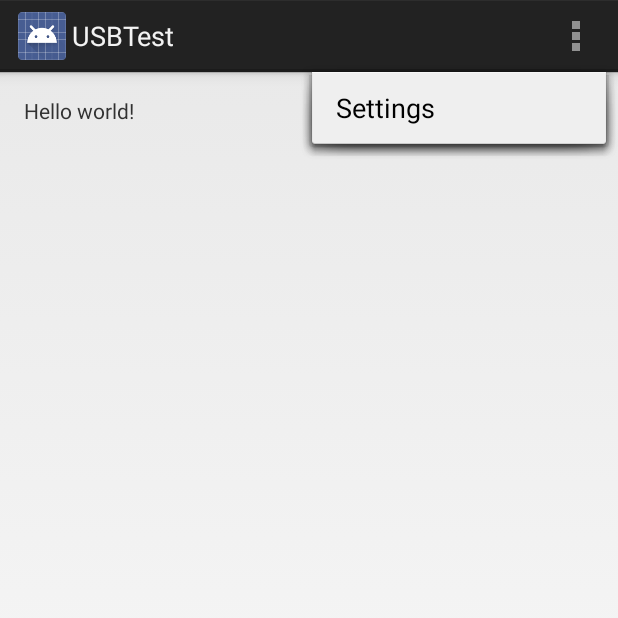
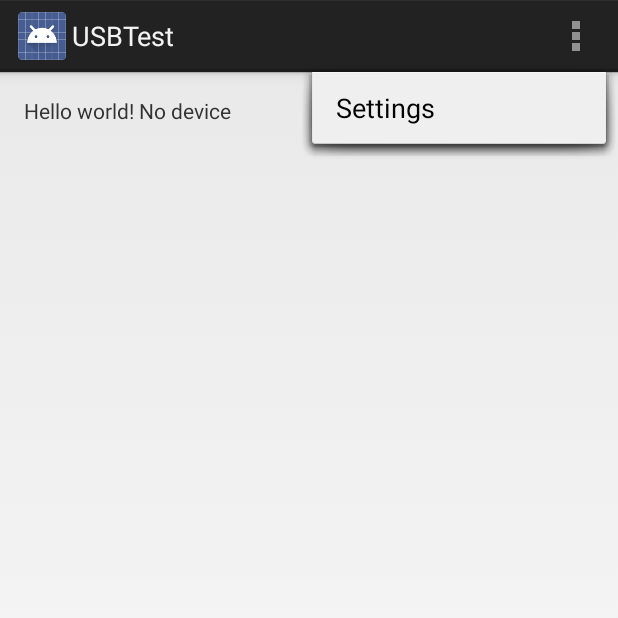
Before and after one commit to sandos/HantekDroid, an Android app: the screen it shows after launch (MainActivity), with the options menu open, on a phone screen of 412 x 824 dp, the top half of it. Run offline under Robolectric (Android 15) with nearby library versions, the phone set to English and light mode, and no system bars.

Commit message:
use new vendor id

```diff
--- a/app/src/main/java/com/example/john/usbtest/MainActivity.java
+++ b/app/src/main/java/com/example/john/usbtest/MainActivity.java
@@ -11,6 +11,7 @@ import android.os.Bundle;
 import android.view.Menu;
 import android.view.MenuItem;
 import android.util.*;
+import android.widget.TextView;
 import android.widget.Toast;
 
 
@@ -21,24 +22,31 @@ public class MainActivity extends Activity {
         super.onCreate(savedInstanceState);
         setContentView(R.layout.activity_main);
 
+        TextView hello = (TextView) findViewById(R.id.Hello);
 
         UsbDevice device = (UsbDevice) getIntent().getParcelableExtra(UsbManager.EXTRA_DEVICE);
-		if(device==null) return;
-		Log.e("majs","usb " + device.getDeviceName() + "|" + device.getProductId()+ "|" + device.getVendorId());
+		if(device==null) {
+            Log.e("majs", "Returned due to null device");
+            hello.setText(hello.getText() + " No device");
+            return;
+        }
+        hello.setText("" + device.getVendorId());
+        if(device.getVendorId() == 0x4b4) {
+            Log.e("majs", "usb " + device.getDeviceName() + "|" + device.getProductId() + "|" + device.getVendorId());
             UsbInterface uif = device.getInterface(1);
             UsbEndpoint endpoint = uif.getEndpoint(0);
             UsbManager manager = (UsbManager) getSystemService(Context.USB_SERVICE);
             UsbDeviceConnection connection = manager.openDevice(device);
-		if(connection==null)return;
+            if (connection == null) return;
             connection.claimInterface(uif, true);
 
             int index = 0;
-        for(int i=0; i<458; i++) {
-            int size = FW.HT6022_Firmware[index] + ((FW.HT6022_Firmware[index+1])<<8);
-            int value = FW.HT6022_Firmware[index+2] + ((FW.HT6022_Firmware[index+3])<<8);
+            for (int i = 0; i < 458; i++) {
+                int size = FW.HT6022_Firmware[index] + ((FW.HT6022_Firmware[index + 1]) << 8);
+                int value = FW.HT6022_Firmware[index + 2] + ((FW.HT6022_Firmware[index + 3]) << 8);
                 byte tmp[] = new byte[size];
-			for(int j=0; j<size; j++) {
-				tmp[j] = (byte)(FW.HT6022_Firmware[j+index+4] & 0xff);
+                for (int j = 0; j < size; j++) {
+                    tmp[j] = (byte) (FW.HT6022_Firmware[j + index + 4] & 0xff);
                     Log.e("majs", "" + tmp[j]);
                 }
                 int res = connection.controlTransfer(
@@ -49,20 +57,25 @@ public class MainActivity extends Activity {
                         tmp,
                         size,
                         3000);
-            if(res != size ){
+                if (res != size) {
                     Log.e("majs", "Did not transfer all of " + size + " just " + res);
-                if(res < 0) {
+                    if (res < 0) {
                         Log.e("majs", "ERROR");
                     }
                 }
-			index += size+4;
+                index += size + 4;
 
             }
             Toast toast = Toast.makeText(getApplicationContext(), "Did FW init", Toast.LENGTH_LONG);
             toast.show();
-		Log.e("majs","usb " + endpoint.getMaxPacketSize());
+            hello.setText(hello.getText() + " Firmware done");
+            Log.e("majs", "usb " + endpoint.getMaxPacketSize());
             connection.releaseInterface(uif);
             connection.close();
+        } else if(device.getVendorId() == 0x4b5) {
+            Log.e("majs", "GOT NEWLY INITED DEVICE: ");
+
+        }
 
 
     }
--- a/app/src/main/res/layout/activity_main.xml
+++ b/app/src/main/res/layout/activity_main.xml
@@ -6,6 +6,7 @@
     android:paddingBottom="@dimen/activity_vertical_margin" tools:context=".MainActivity">
 
     <TextView android:text="@string/hello_world" android:layout_width="wrap_content"
-        android:layout_height="wrap_content" />
+        android:layout_height="wrap_content"
+        android:id="@+id/Hello" />
 
 </RelativeLayout>
```
Lines whose indentation alone changed are shown as unchanged.
